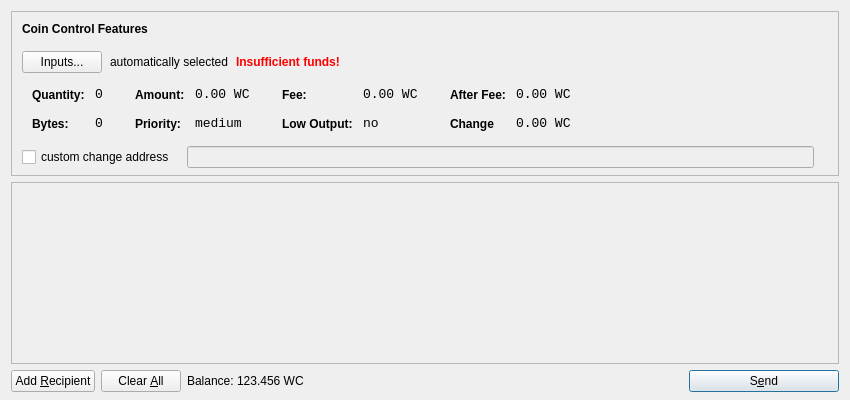
Old version of the form src/qt/forms/sendcoinsdialog.ui in the repository WincoinClassic/wincoinclassic.
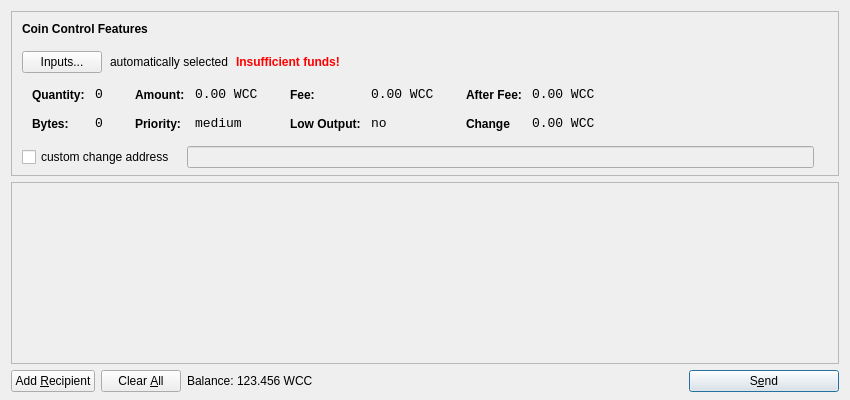
New version of the form. Icons and pictures are not drawn.

Patch:
```diff
--- a/src/qt/forms/sendcoinsdialog.ui
+++ b/src/qt/forms/sendcoinsdialog.ui
@@ -333,7 +333,7 @@
                   <enum>Qt::ActionsContextMenu</enum>
                  </property>
                  <property name="text">
-                  <string>0.00 WC</string>
+                  <string>0.00 WCC</string>
                  </property>
                  <property name="textInteractionFlags">
                   <set>Qt::LinksAccessibleByMouse|Qt::TextSelectableByKeyboard|Qt::TextSelectableByMouse</set>
@@ -419,7 +419,7 @@
                   <enum>Qt::ActionsContextMenu</enum>
                  </property>
                  <property name="text">
-                  <string>0.00 WC</string>
+                  <string>0.00 WCC</string>
                  </property>
                  <property name="textInteractionFlags">
                   <set>Qt::LinksAccessibleByMouse|Qt::TextSelectableByKeyboard|Qt::TextSelectableByMouse</set>
@@ -505,7 +505,7 @@
                   <enum>Qt::ActionsContextMenu</enum>
                  </property>
                  <property name="text">
-                  <string>0.00 WC</string>
+                  <string>0.00 WCC</string>
                  </property>
                  <property name="textInteractionFlags">
                   <set>Qt::LinksAccessibleByMouse|Qt::TextSelectableByKeyboard|Qt::TextSelectableByMouse</set>
@@ -537,7 +537,7 @@
                   <enum>Qt::ActionsContextMenu</enum>
                  </property>
                  <property name="text">
-                  <string>0.00 WC</string>
+                  <string>0.00 WCC</string>
                  </property>
                  <property name="textInteractionFlags">
                   <set>Qt::LinksAccessibleByMouse|Qt::TextSelectableByKeyboard|Qt::TextSelectableByMouse</set>
@@ -753,7 +753,7 @@
           <cursorShape>IBeamCursor</cursorShape>
          </property>
          <property name="text">
-          <string>123.456 WC</string>
+          <string>123.456 WCC</string>
          </property>
          <property name="textInteractionFlags">
           <set>Qt::LinksAccessibleByMouse|Qt::TextSelectableByKeyboard|Qt::TextSelectableByMouse</set>
```
